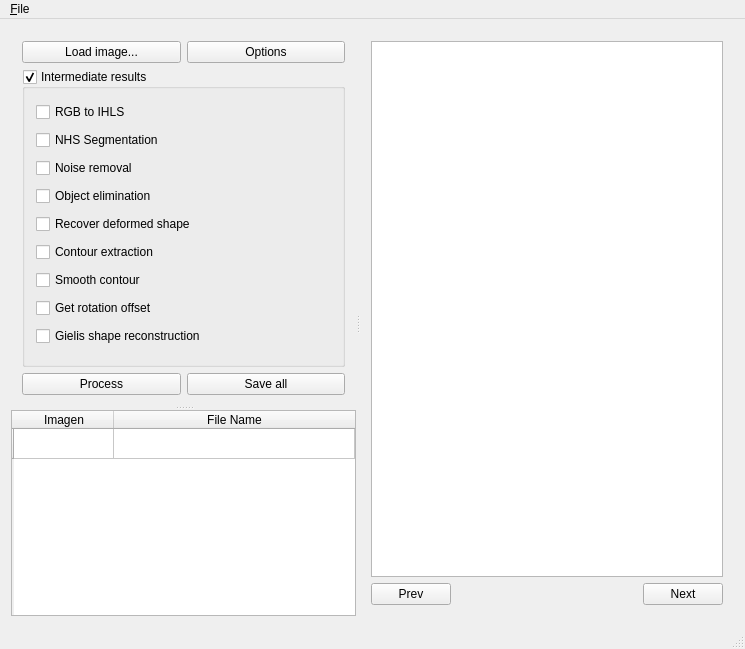
Before: the Qt Designer form project/c++/gui/gui.ui in GVallicrosa/vibot6-mscv3-se, drawn with Qt 5.
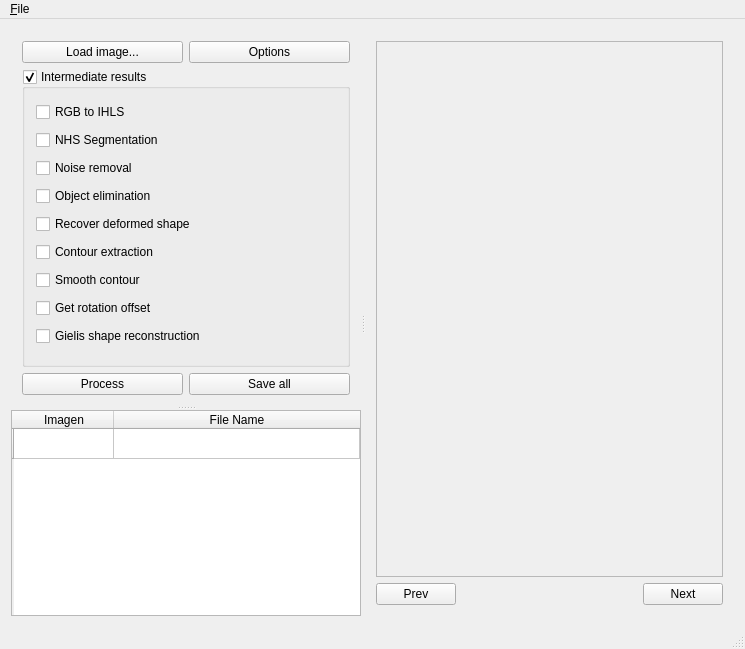
After: the same form once the commit is applied.

Commit message: Adding some tests to "Process" button

```diff
--- a/project/c++/gui/gui.ui
+++ b/project/c++/gui/gui.ui
@@ -27,11 +27,20 @@
        <enum>Qt::Horizontal</enum>
       </property>
       <widget class="QSplitter" name="splitter">
+       <property name="maximumSize">
+        <size>
+         <width>350</width>
+         <height>16777215</height>
+        </size>
+       </property>
        <property name="orientation">
         <enum>Qt::Vertical</enum>
        </property>
        <widget class="QWidget" name="layoutWidget1">
         <layout class="QGridLayout" name="gridLayout">
+         <property name="sizeConstraint">
+          <enum>QLayout::SetMaximumSize</enum>
+         </property>
          <item row="0" column="0">
           <layout class="QHBoxLayout" name="horizontalLayout_3">
            <item>
@@ -146,6 +155,12 @@
         </layout>
        </widget>
        <widget class="QTableWidget" name="tableImage">
+        <property name="maximumSize">
+         <size>
+          <width>350</width>
+          <height>16777215</height>
+         </size>
+        </property>
         <property name="sortingEnabled">
          <bool>true</bool>
         </property>
@@ -186,10 +201,35 @@
       <widget class="QWidget" name="layoutWidget">
        <layout class="QVBoxLayout" name="verticalLayout_3">
         <item>
-         <widget class="QGraphicsView" name="graphicsView"/>
+         <widget class="QFrame" name="frame">
+          <property name="enabled">
+           <bool>true</bool>
+          </property>
+          <property name="sizePolicy">
+           <sizepolicy hsizetype="MinimumExpanding" vsizetype="MinimumExpanding">
+            <horstretch>0</horstretch>
+            <verstretch>0</verstretch>
+           </sizepolicy>
+          </property>
+          <property name="minimumSize">
+           <size>
+            <width>0</width>
+            <height>0</height>
+           </size>
+          </property>
+          <property name="frameShape">
+           <enum>QFrame::StyledPanel</enum>
+          </property>
+          <property name="frameShadow">
+           <enum>QFrame::Raised</enum>
+          </property>
+         </widget>
         </item>
         <item>
          <layout class="QHBoxLayout" name="horizontalLayout_2">
+          <property name="sizeConstraint">
+           <enum>QLayout::SetMinimumSize</enum>
+          </property>
           <item>
            <widget class="QPushButton" name="pushButton_Prev">
             <property name="maximumSize">
```
The commit also changes 5 other files.
